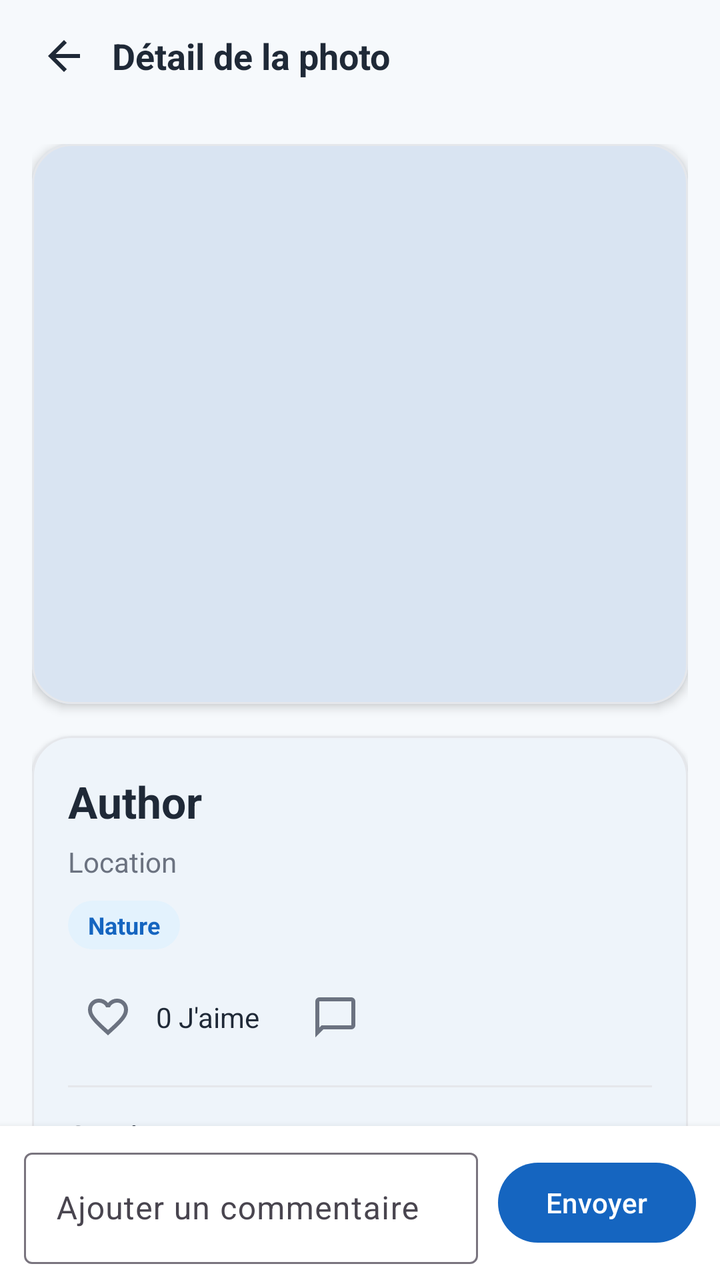
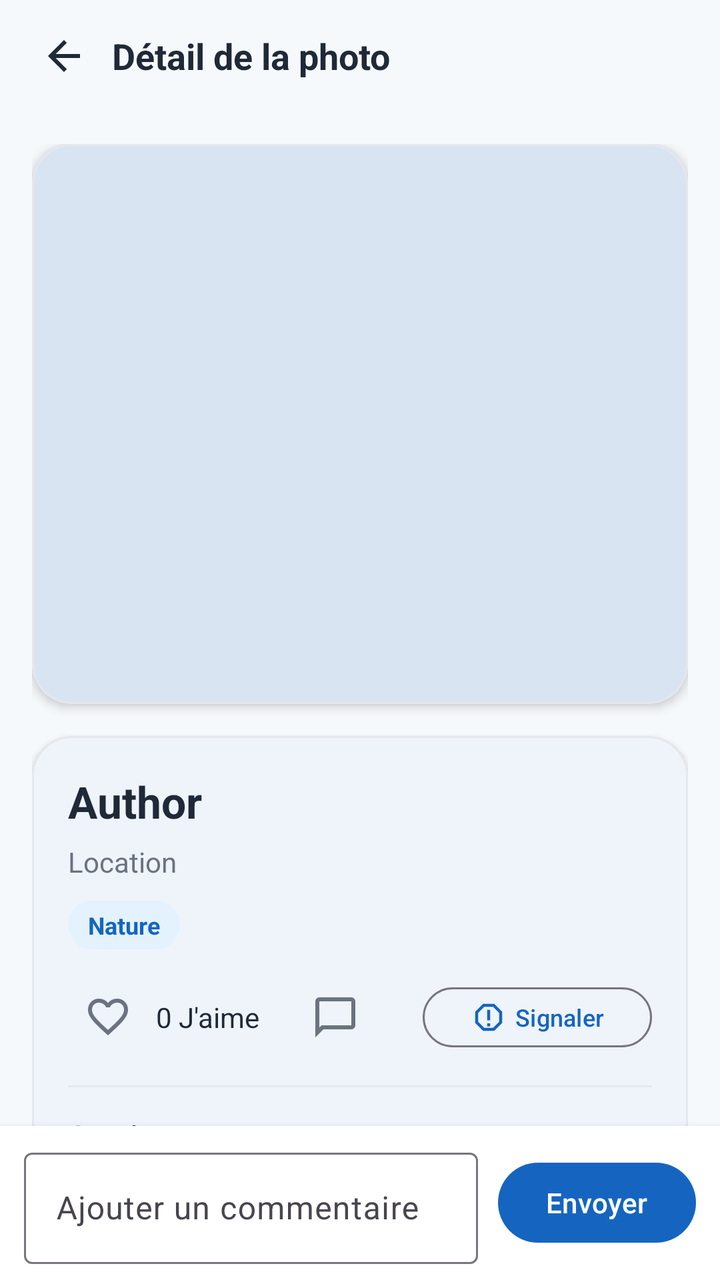

An Android layout rendered at two revisions. The XML below is the earlier revision; the diff shows what the commit changed to produce the second picture.
<!-- AndroidManifest.xml: application theme Theme.Traveling -->
<!-- res/layout/fragment_photo_detail.xml -->
<?xml version="1.0" encoding="utf-8"?>
<LinearLayout xmlns:android="http://schemas.android.com/apk/res/android"
    xmlns:app="http://schemas.android.com/apk/res-auto"
    android:layout_width="match_parent"
    android:layout_height="match_parent"
    android:background="@color/travel_background"
    android:orientation="vertical">

    
    <LinearLayout
        android:id="@+id/detailTopBar"
        android:layout_width="match_parent"
        android:layout_height="56dp"
        android:background="@color/travel_background"
        android:gravity="center_vertical"
        android:orientation="horizontal"
        android:paddingStart="8dp"
        android:paddingEnd="16dp">

        <ImageButton
            android:id="@+id/buttonBack"
            android:layout_width="48dp"
            android:layout_height="48dp"
            android:background="?attr/selectableItemBackgroundBorderless"
            android:contentDescription="Retour"
            android:padding="12dp"
            android:src="@drawable/ic_arrow_back"
            app:tint="@color/travel_on_surface" />

        <com.google.android.material.textview.MaterialTextView
            android:layout_width="wrap_content"
            android:layout_height="wrap_content"
            android:text="Détail de la photo"
            android:textColor="@color/travel_on_surface"
            android:textSize="18sp"
            android:textStyle="bold" />
    </LinearLayout>

    
    <androidx.core.widget.NestedScrollView
        android:layout_width="match_parent"
        android:layout_height="0dp"
        android:layout_weight="1"
        android:fillViewport="true">

        <LinearLayout
            android:layout_width="match_parent"
            android:layout_height="wrap_content"
            android:orientation="vertical"
            android:padding="16dp">

            <com.google.android.material.card.MaterialCardView
                android:layout_width="match_parent"
                android:layout_height="wrap_content"
                app:cardCornerRadius="20dp"
                app:cardElevation="3dp"
                app:strokeColor="#E5E7EB"
                app:strokeWidth="1dp">

                <ImageView
                    android:id="@+id/imageDetailPost"
                    android:layout_width="match_parent"
                    android:layout_height="280dp"
                    android:background="@drawable/bg_post_placeholder"
                    android:contentDescription="Post image"
                    android:scaleType="centerCrop" />
            </com.google.android.material.card.MaterialCardView>

            <com.google.android.material.card.MaterialCardView
                android:layout_width="match_parent"
                android:layout_height="wrap_content"
                android:layout_marginTop="16dp"
                android:layout_marginBottom="16dp"
                app:cardCornerRadius="20dp"
                app:cardElevation="2dp"
                app:strokeColor="#E5E7EB"
                app:strokeWidth="1dp">

                <LinearLayout
                    android:layout_width="match_parent"
                    android:layout_height="wrap_content"
                    android:orientation="vertical"
                    android:padding="18dp">

                    <com.google.android.material.textview.MaterialTextView
                        android:id="@+id/textDetailAuthorName"
                        android:layout_width="wrap_content"
                        android:layout_height="wrap_content"
                        android:text="Author"
                        android:textColor="@color/travel_on_surface"
                        android:textSize="22sp"
                        android:textStyle="bold" />

                    <com.google.android.material.textview.MaterialTextView
                        android:id="@+id/textDetailLocationName"
                        android:layout_width="wrap_content"
                        android:layout_height="wrap_content"
                        android:layout_marginTop="6dp"
                        android:text="Location"
                        android:textColor="#6B7280"
                        android:textSize="14sp" />

                    <com.google.android.material.textview.MaterialTextView
                        android:id="@+id/textDetailPlaceType"
                        android:layout_width="wrap_content"
                        android:layout_height="wrap_content"
                        android:layout_marginTop="10dp"
                        android:background="@drawable/bg_place_type_chip"
                        android:paddingStart="10dp"
                        android:paddingTop="4dp"
                        android:paddingEnd="10dp"
                        android:paddingBottom="4dp"
                        android:text="Nature"
                        android:textColor="@color/travel_primary"
                        android:textSize="12sp"
                        android:textStyle="bold" />

                    <LinearLayout
                        android:layout_width="match_parent"
                        android:layout_height="wrap_content"
                        android:layout_marginTop="14dp"
                        android:gravity="center_vertical"
                        android:orientation="horizontal">

                        <ImageButton
                            android:id="@+id/buttonDetailLike"
                            android:layout_width="40dp"
                            android:layout_height="40dp"
                            android:background="@android:color/transparent"
                            android:contentDescription="Like"
                            android:padding="8dp"
                            android:src="@drawable/ic_favorite_outline"
                            app:tint="#6B7280" />

                        <com.google.android.material.textview.MaterialTextView
                            android:id="@+id/textDetailLikeCount"
                            android:layout_width="wrap_content"
                            android:layout_height="wrap_content"
                            android:layout_marginStart="4dp"
                            android:layout_marginEnd="18dp"
                            android:text="0 J'aime"
                            android:textColor="@color/travel_on_surface"
                            android:textSize="14sp" />

                        <ImageButton
                            android:id="@+id/buttonDetailComment"
                            android:layout_width="40dp"
                            android:layout_height="40dp"
                            android:background="@android:color/transparent"
                            android:contentDescription="Comment"
                            android:padding="8dp"
                            android:src="@drawable/ic_comment_outline"
                            app:tint="#6B7280" />
                    </LinearLayout>

                    <View
                        android:layout_width="match_parent"
                        android:layout_height="1dp"
                        android:layout_marginTop="14dp"
                        android:layout_marginBottom="14dp"
                        android:background="#E5E7EB" />

                    <com.google.android.material.textview.MaterialTextView
                        android:layout_width="wrap_content"
                        android:layout_height="wrap_content"
                        android:text="Caption"
                        android:textColor="@color/travel_on_surface"
                        android:textSize="15sp"
                        android:textStyle="bold" />

                    <com.google.android.material.textview.MaterialTextView
                        android:id="@+id/textDetailCaption"
                        android:layout_width="match_parent"
                        android:layout_height="wrap_content"
                        android:layout_marginTop="8dp"
                        android:lineSpacingExtra="2dp"
                        android:text="Caption"
                        android:textColor="@color/travel_on_surface"
                        android:textSize="16sp" />

                    <View
                        android:layout_width="match_parent"
                        android:layout_height="1dp"
                        android:layout_marginTop="18dp"
                        android:layout_marginBottom="14dp"
                        android:background="#E5E7EB" />

                    <com.google.android.material.textview.MaterialTextView
                        android:id="@+id/textCommentsTitle"
                        android:layout_width="wrap_content"
                        android:layout_height="wrap_content"
                        android:text="Commentaires"
                        android:textColor="@color/travel_on_surface"
                        android:textSize="16sp"
                        android:textStyle="bold" />

                    <androidx.recyclerview.widget.RecyclerView
                        android:id="@+id/recyclerViewComments"
                        android:layout_width="match_parent"
                        android:layout_height="wrap_content"
                        android:layout_marginTop="10dp"
                        android:nestedScrollingEnabled="false" />

                    <com.google.android.material.textview.MaterialTextView
                        android:id="@+id/textNoComments"
                        android:layout_width="wrap_content"
                        android:layout_height="wrap_content"
                        android:layout_marginTop="10dp"
                        android:text="Aucun commentaire pour le moment."
                        android:textColor="#6B7280"
                        android:textSize="14sp"
                        android:visibility="gone" />

                </LinearLayout>

            </com.google.android.material.card.MaterialCardView>

        </LinearLayout>
    </androidx.core.widget.NestedScrollView>

    
    <LinearLayout
        android:id="@+id/commentInputBar"
        android:layout_width="match_parent"
        android:layout_height="wrap_content"
        android:background="@color/travel_surface"
        android:elevation="6dp"
        android:gravity="center_vertical"
        android:orientation="horizontal"
        android:paddingStart="12dp"
        android:paddingTop="8dp"
        android:paddingEnd="12dp"
        android:paddingBottom="8dp">

        <com.google.android.material.textfield.TextInputLayout
            android:layout_width="0dp"
            android:layout_height="wrap_content"
            android:layout_weight="1"
            android:hint="Ajouter un commentaire">

            <com.google.android.material.textfield.TextInputEditText
                android:id="@+id/editTextComment"
                android:layout_width="match_parent"
                android:layout_height="wrap_content"
                android:maxLines="3" />
        </com.google.android.material.textfield.TextInputLayout>

        <com.google.android.material.button.MaterialButton
            android:id="@+id/buttonSendComment"
            android:layout_width="wrap_content"
            android:layout_height="wrap_content"
            android:layout_marginStart="10dp"
            android:text="Envoyer" />
    </LinearLayout>

</LinearLayout>
<!-- resources referenced by this layout -->
<resources>
  <color name="travel_background">#F6F9FC</color>
  <color name="travel_on_surface">#1F2937</color>
  <color name="travel_primary">#1565C0</color>
  <color name="travel_surface">#FFFFFF</color>
  <!-- drawable bg_place_type_chip (drawable) -->
  <?xml version="1.0" encoding="utf-8"?>
  <shape xmlns:android="http://schemas.android.com/apk/res/android">
      <solid android:color="#E3F2FD" />
      <corners android:radius="999dp" />
  </shape>
  <!-- drawable bg_post_placeholder (drawable) -->
  <?xml version="1.0" encoding="utf-8"?>
  <shape xmlns:android="http://schemas.android.com/apk/res/android">
      <corners android:radius="0dp" />
      <solid android:color="#D9E4F2" />
  </shape>
  <!-- drawable ic_arrow_back (drawable) -->
  <vector xmlns:android="http://schemas.android.com/apk/res/android"
      android:width="24dp"
      android:height="24dp"
      android:viewportWidth="24"
      android:viewportHeight="24">
  
      <path
          android:fillColor="@color/travel_on_surface"
          android:pathData="M20,11H7.83l5.59,-5.59L12,4l-8,8l8,8l1.42,-1.41L7.83,13H20v-2z" />
  </vector>
  <!-- drawable ic_comment_outline (drawable) -->
  <vector xmlns:android="http://schemas.android.com/apk/res/android"
      android:width="24dp"
      android:height="24dp"
      android:viewportWidth="960"
      android:viewportHeight="960">
    <path
        android:pathData="M80,880v-720q0,-33 23.5,-56.5T160,80h640q33,0 56.5,23.5T880,160v480q0,33 -23.5,56.5T800,720L240,720L80,880ZM206,640h594v-480L160,160v525l46,-45ZM160,640v-480,480Z"
        android:fillColor="#1f1f1f"/>
  </vector>
  <!-- drawable ic_favorite_outline (drawable) -->
  <vector xmlns:android="http://schemas.android.com/apk/res/android"
      android:width="24dp"
      android:height="24dp"
      android:viewportWidth="960"
      android:viewportHeight="960">
    <path
        android:pathData="m480,840 l-58,-52q-101,-91 -167,-157T150,512.5Q111,460 95.5,416T80,326q0,-94 63,-157t157,-63q52,0 99,22t81,62q34,-40 81,-62t99,-22q94,0 157,63t63,157q0,46 -15.5,90T810,512.5Q771,565 705,631T538,788l-58,52ZM480,732q96,-86 158,-147.5t98,-107q36,-45.5 50,-81t14,-70.5q0,-60 -40,-100t-100,-40q-47,0 -87,26.5T518,280h-76q-15,-41 -55,-67.5T300,186q-60,0 -100,40t-40,100q0,35 14,70.5t50,81q36,45.5 98,107T480,732ZM480,459Z"
        android:fillColor="#1f1f1f"/>
  </vector>
  <style name="Theme.Traveling" parent="Base.Theme.Traveling" />
  <style name="Base.Theme.Traveling" parent="Theme.Material3.DayNight.NoActionBar">
          <item name="colorPrimary">@color/travel_primary</item>
          <item name="colorOnPrimary">@color/travel_on_primary</item>
  
          <item name="colorSecondary">@color/travel_secondary</item>
          <item name="colorOnSecondary">@color/travel_on_secondary</item>
  
          <item name="colorTertiary">@color/travel_tertiary</item>
          <item name="colorOnTertiary">@color/travel_on_tertiary</item>
  
          <item name="android:colorBackground">@color/travel_background</item>
          <item name="colorSurface">@color/travel_surface</item>
          <item name="colorOnSurface">@color/travel_on_surface</item>
      </style>
  <color name="travel_on_primary">#FFFFFF</color>
  <color name="travel_secondary">#26A69A</color>
  <color name="travel_on_secondary">#FFFFFF</color>
  <color name="travel_tertiary">#FFB74D</color>
  <color name="travel_on_tertiary">#1F2937</color>
</resources>

<!-- the commit's change to res/layout/fragment_photo_detail.xml (unified diff, before → after) -->
@@ -151,6 +151,24 @@
                             android:padding="8dp"
                             android:src="@drawable/ic_comment_outline"
                             app:tint="#6B7280" />
+
+                        <View
+                            android:layout_width="0dp"
+                            android:layout_height="1dp"
+                            android:layout_weight="1" />
+
+                        <com.google.android.material.button.MaterialButton
+                            android:id="@+id/buttonReport"
+                            style="?attr/materialButtonOutlinedStyle"
+                            android:layout_width="wrap_content"
+                            android:layout_height="wrap_content"
+                            android:minHeight="36dp"
+                            android:paddingStart="12dp"
+                            android:paddingEnd="12dp"
+                            android:text="Signaler"
+                            android:textSize="12sp"
+                            app:icon="@drawable/ic_report_outline"
+                            app:iconPadding="4dp" />
                     </LinearLayout>
 
                     <View
<!-- resource entries referenced after the edit -->
@@ -47,6 +47,17 @@
         android:pathData="m480,840 l-58,-52q-101,-91 -167,-157T150,512.5Q111,460 95.5,416T80,326q0,-94 63,-157t157,-63q52,0 99,22t81,62q34,-40 81,-62t99,-22q94,0 157,63t63,157q0,46 -15.5,90T810,512.5Q771,565 705,631T538,788l-58,52ZM480,732q96,-86 158,-147.5t98,-107q36,-45.5 50,-81t14,-70.5q0,-60 -40,-100t-100,-40q-47,0 -87,26.5T518,280h-76q-15,-41 -55,-67.5T300,186q-60,0 -100,40t-40,100q0,35 14,70.5t50,81q36,45.5 98,107T480,732ZM480,459Z"
         android:fillColor="#1f1f1f"/>
   </vector>
+  <!-- drawable ic_report_outline (drawable) -->
+  <vector xmlns:android="http://schemas.android.com/apk/res/android"
+      android:width="24dp"
+      android:height="24dp"
+      android:viewportWidth="24"
+      android:viewportHeight="24">
+  
+      <path
+          android:fillColor="@color/travel_on_surface"
+          android:pathData="M15.73,3H8.27L3,8.27v7.46L8.27,21h7.46L21,15.73V8.27L15.73,3zM14.9,19H9.1L5,14.9V9.1L9.1,5h5.8L19,9.1v5.8L14.9,19zM11,7h2v7h-2V7zM11,16h2v2h-2v-2z" />
+  </vector>
   <style name="Theme.Traveling" parent="Base.Theme.Traveling" />
   <style name="Base.Theme.Traveling" parent="Theme.Material3.DayNight.NoActionBar">
           <item name="colorPrimary">@color/travel_primary</item>
